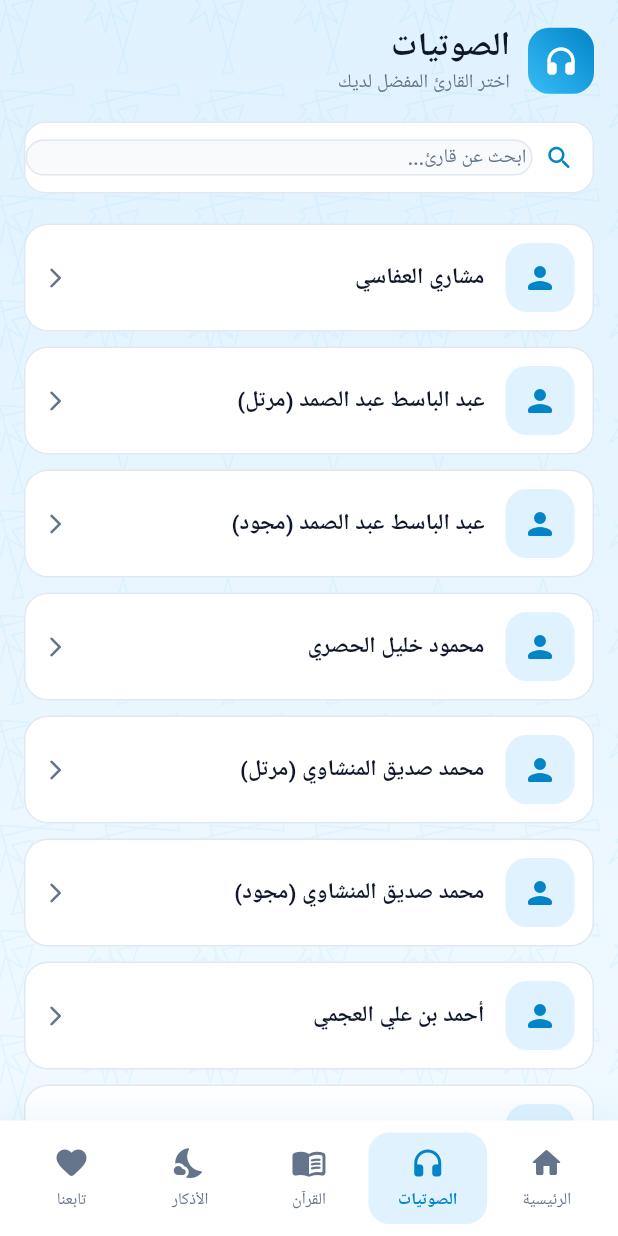
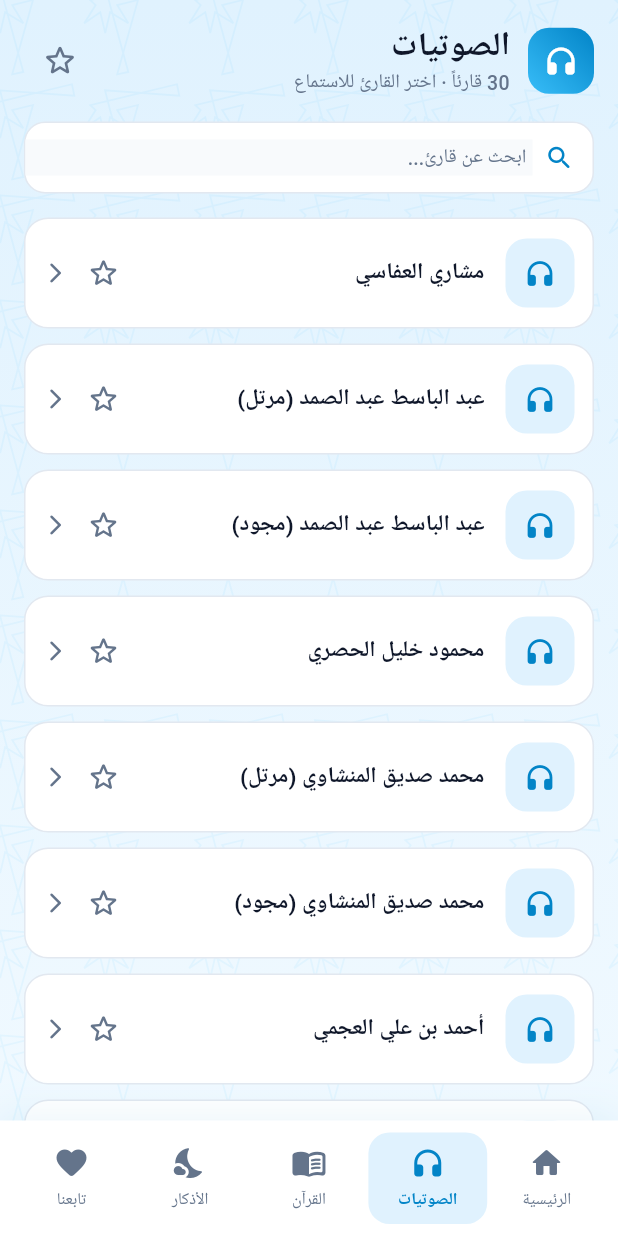
Before and after one commit to aswda5999-stack/atrlllm3, a Flutter app: the screen it shows after launch, swiped to page 2, on a phone screen of 412 x 824 dp. Run offline on Flutter 3.47's test engine with Material 3 defaults, Android fonts, the phone set to English and light mode, and no system bars; our stand-ins replace adhan, file_picker, flutter_compass, geolocator, just_audio, share_plus and 1 more; missing offline and left inert: qcf_quran_plus; Roboto replaces fonts that are missing (Cairo).

Commit message:
Add files via upload

```diff
--- a/lib/features/audio/ui/audio_screen.dart
+++ b/lib/features/audio/ui/audio_screen.dart
@@ -1,9 +1,11 @@
 import 'package:flutter/material.dart';
+import 'package:shared_preferences/shared_preferences.dart';
 import '../../../core/theme/app_colors.dart';
 import '../../../core/theme/app_text_styles.dart';
 import '../../../core/widgets/islamic_pattern_background.dart';
+import 'reciter_surahs_screen.dart';
 
-/// صفحة الصوتيات — قائمة القراء
+/// صفحة الصوتيات المطوّرة — قائمة القراء مع المفضلة والانتقال المباشر للسور
 class AudioScreen extends StatefulWidget {
   const AudioScreen({super.key});
 
@@ -13,48 +15,77 @@ class AudioScreen extends StatefulWidget {
 
 class _AudioScreenState extends State<AudioScreen> {
   String _searchQuery = '';
+  bool _onlyFavorites = false;
   final TextEditingController _searchController = TextEditingController();
+  final Set<String> _favoriteIds = {};
 
-  // ── قائمة القراء (30 قارئاً) ──────────────────────
-  // يمكنك إضافة المزيد بسهولة، فقط أضف (الاسم ومعرف everyayah)
   static const List<Map<String, String>> _reciters = [
-    {'name': 'مشاري العفاسي', 'id': 'Alafasy_128kbps'},
-    {'name': 'عبد الباسط عبد الصمد (مرتل)', 'id': 'Abdul_Basit_Murattal_64kbps'},
-    {'name': 'عبد الباسط عبد الصمد (مجود)', 'id': 'Abdul_Basit_Mujawwad_128kbps'},
-    {'name': 'محمود خليل الحصري', 'id': 'Husary_128kbps'},
-    {'name': 'محمد صديق المنشاوي (مرتل)', 'id': 'Minshawy_Murattal_128kbps'},
-    {'name': 'محمد صديق المنشاوي (مجود)', 'id': 'Minshawy_Mujawwad_64kbps'},
-    {'name': 'أحمد بن علي العجمي', 'id': 'ahmed_ibn_ali_al_ajamy_128kbps'},
-    {'name': 'سعد الغامدي', 'id': 'Saad_Al-Ghamdi_128kbps'},
-    {'name': 'ياسر الدوسري', 'id': 'Yasser_Ad-Dussary_128kbps'},
-    {'name': 'عبد الرحمن السديس', 'id': 'Abdurrahmaan_As-Sudais_192kbps'},
-    {'name': 'ماهر المعيقلي', 'id': 'MaherAlMuaiqly128kbps'},
-    {'name': 'سعود الشريم', 'id': 'Saud_Al-Shuraim_128kbps'},
-    {'name': 'علي الحذيفي', 'id': 'Ali_Al-Hudhaify_128kbps'},
-    {'name': 'محمد أيوب', 'id': 'Muhammad_Ayyoub_128kbps'},
-    {'name': 'خالد الجليل', 'id': 'Khalid_Al-Jalil_128kbps'},
-    {'name': 'ناصر القطامي', 'id': 'Nasser_Alqatami_128kbps'},
-    {'name': 'فارس عباد', 'id': 'Fares_Abbad_64kbps'},
-    {'name': 'أحمد الحواشي', 'id': 'ahmed_al_hawashi_128kbps'},
-    {'name': 'عبد الله بصفر', 'id': 'Abdullah_Basfar_192kbps'},
-    {'name': 'محمد الطبلاوي', 'id': 'Mohammad_al_Tablaway_128kbps'},
-    {'name': 'عبد الولي محمد', 'id': 'AbdulWali_AlArkani_128kbps'},
-    {'name': 'إبراهيم الأخضر', 'id': 'Ibrahim_Akhdar_128kbps'},
-    {'name': 'محمود علي البنا', 'id': 'Mahmoud_AlBanna_128kbps'},
-    {'name': 'صلاح بوخاطر', 'id': 'Salah_Bukhatir_128kbps'},
-    {'name': 'أحمد صابر', 'id': 'Ahmed_Saber_128kbps'},
-    {'name': 'عبد المحسن القاسم', 'id': 'Abdul_Mohsen_Al_Qasim_128kbps'},
-    {'name': 'عبد الله عواد الجهني', 'id': 'Abdullah_Awad_Al_Juhani_128kbps'},
-    {'name': 'ياسر الفيلكاوي', 'id': 'Yaser_Filakawi_128kbps'},
-    {'name': 'محمد المحيسني', 'id': 'Mohammed_Al_Mohisny_128kbps'},
-    {'name': 'عبد الله المطرود', 'id': 'Abdullah_Matroud_128kbps'},
+    {'name': 'مشاري العفاسي', 'id': 'afs'},
+    {'name': 'عبد الباسط عبد الصمد (مرتل)', 'id': 'basit'},
+    {'name': 'عبد الباسط عبد الصمد (مجود)', 'id': 'basit_mjwd'},
+    {'name': 'محمود خليل الحصري', 'id': 'sds'},
+    {'name': 'محمد صديق المنشاوي (مرتل)', 'id': 'minsh'},
+    {'name': 'محمد صديق المنشاوي (مجود)', 'id': 'minsh_mjwd'},
+    {'name': 'أحمد بن علي العجمي', 'id': 'ajm'},
+    {'name': 'سعد الغامدي', 'id': 's_gmd'},
+    {'name': 'ياسر الدوسري', 'id': 'yasser'},
+    {'name': 'عبد الرحمن السديس', 'id': 'sds'},
+    {'name': 'ماهر المعيقلي', 'id': 'maher'},
+    {'name': 'سعود الشريم', 'id': 'shur'},
+    {'name': 'علي الحذيفي', 'id': 'huthifi'},
+    {'name': 'محمد أيوب', 'id': 'ayyub'},
+    {'name': 'خالد الجليل', 'id': 'jleel'},
+    {'name': 'ناصر القطامي', 'id': 'qtm'},
+    {'name': 'فارس عباد', 'id': 'frs_a'},
+    {'name': 'أحمد الحواشي', 'id': 'hawashi'},
+    {'name': 'عبد الله بصفر', 'id': 'bsfr'},
+    {'name': 'محمد الطبلاوي', 'id': 'tblawi'},
+    {'name': 'عبد الولي الأركاني', 'id': 'arkani'},
+    {'name': 'إبراهيم الأخضر', 'id': 'akdar'},
+    {'name': 'محمود علي البنا', 'id': 'banna'},
+    {'name': 'صلاح بوخاطر', 'id': 'bu_khatir'},
+    {'name': 'أحمد صابر', 'id': 'saber'},
+    {'name': 'عبد المحسن القاسم', 'id': 'qasm'},
+    {'name': 'عبد الله عواد الجهني', 'id': 'jhn'},
+    {'name': 'ياسر الفيلكاوي', 'id': 'filkawi'},
+    {'name': 'محمد المحيسني', 'id': 'mhsny'},
+    {'name': 'عبد الله المطرود', 'id': 'mtrod'},
   ];
 
+  @override
+  void initState() {
+    super.initState();
+    _loadFavorites();
+  }
+
+  Future<void> _loadFavorites() async {
+    final prefs = await SharedPreferences.getInstance();
+    final saved = prefs.getStringList('favorite_reciters') ?? [];
+    if (mounted) {
+      setState(() => _favoriteIds.addAll(saved));
+    }
+  }
+
+  Future<void> _toggleFavorite(String id) async {
+    final prefs = await SharedPreferences.getInstance();
+    setState(() {
+      if (_favoriteIds.contains(id)) {
+        _favoriteIds.remove(id);
+      } else {
+        _favoriteIds.add(id);
+      }
+    });
+    await prefs.setStringList('favorite_reciters', _favoriteIds.toList());
+  }
+
   List<Map<String, String>> get _filteredReciters {
-    if (_searchQuery.isEmpty) return _reciters;
-    return _reciters
-        .where((r) => r['name']!.contains(_searchQuery))
-        .toList();
+    return _reciters.where((r) {
+      final matchesQuery =
+          _searchQuery.isEmpty || r['name']!.contains(_searchQuery);
+      final matchesFav =
+          !_onlyFavorites || _favoriteIds.contains(r['id']!);
+      return matchesQuery && matchesFav;
+    }).toList();
   }
 
   @override
@@ -65,11 +96,14 @@ class _AudioScreenState extends State<AudioScreen> {
 
   @override
   Widget build(BuildContext context) {
-    return IslamicPatternBackground(
+    final list = _filteredReciters;
+
+    return Scaffold(
+      body: IslamicPatternBackground(
         child: SafeArea(
           child: Column(
             children: [
-            // ── العنوان ─────────────────────────────
+              // ── العنوان العلوي + زر تصفية المفضلة ───
               Padding(
                 padding: const EdgeInsets.fromLTRB(16, 16, 16, 8),
                 child: Row(
@@ -84,14 +118,30 @@ class _AudioScreenState extends State<AudioScreen> {
                           color: Colors.white, size: 24),
                     ),
                     const SizedBox(width: 12),
-                  Column(
+                    Expanded(
+                      child: Column(
                         crossAxisAlignment: CrossAxisAlignment.start,
                         children: [
                           Text('الصوتيات',
                               style: AppTextStyles.headline.copyWith(fontSize: 22)),
-                      Text('اختر القارئ المفضل لديك',
+                          Text('${_reciters.length} قارئاً · اختر القارئ للاستماع',
                               style: AppTextStyles.caption),
                         ],
+                      ),
+                    ),
+                    IconButton(
+                      tooltip: 'القراء المفضلون',
+                      onPressed: () =>
+                          setState(() => _onlyFavorites = !_onlyFavorites),
+                      icon: Icon(
+                        _onlyFavorites
+                            ? Icons.star_rounded
+                            : Icons.star_border_rounded,
+                        color: _onlyFavorites
+                            ? AppColors.warning
+                            : AppColors.textSecondary,
+                        size: 26,
+                      ),
                     ),
                   ],
                 ),
@@ -99,7 +149,8 @@ class _AudioScreenState extends State<AudioScreen> {
 
               // ── شريط البحث ──────────────────────────
               Padding(
-              padding: const EdgeInsets.symmetric(horizontal: 16, vertical: 8),
+                padding:
+                    const EdgeInsets.symmetric(horizontal: 16, vertical: 8),
                 child: Container(
                   height: 48,
                   decoration: BoxDecoration(
@@ -123,28 +174,66 @@ class _AudioScreenState extends State<AudioScreen> {
                             hintText: 'ابحث عن قارئ...',
                             hintStyle: AppTextStyles.caption,
                             border: InputBorder.none,
+                            enabledBorder: InputBorder.none,
+                            focusedBorder: InputBorder.none,
                             isDense: true,
                             contentPadding: EdgeInsets.zero,
                           ),
                         ),
                       ),
+                      if (_searchQuery.isNotEmpty)
+                        IconButton(
+                          icon: const Icon(Icons.clear_rounded,
+                              size: 18, color: AppColors.textSecondary),
+                          onPressed: () {
+                            _searchController.clear();
+                            setState(() => _searchQuery = '');
+                          },
+                        ),
                     ],
                   ),
                 ),
               ),
-            const SizedBox(height: 4),
 
-            // ── قائمة القراء ─────────────────────────
+              // ── قائمة القراء العمودية ─────────────────
               Expanded(
-              child: ListView.separated(
+                child: list.isEmpty
+                    ? Center(
+                        child: Text(
+                          _onlyFavorites
+                              ? 'لا يوجد قراء مفضلون بعد.'
+                              : 'لا توجد نتائج مطابقة.',
+                          style: AppTextStyles.body,
+                        ),
+                      )
+                    : ListView.separated(
                         physics: const BouncingScrollPhysics(),
                         padding: const EdgeInsets.fromLTRB(16, 8, 16, 24),
-                itemCount: _filteredReciters.length,
-                separatorBuilder: (_, __) => const SizedBox(height: 10),
+                        itemCount: list.length,
+                        separatorBuilder: (_, __) =>
+                            const SizedBox(height: 10),
                         itemBuilder: (context, index) {
+                          final reciter = list[index];
+                          final rId = reciter['id']!;
+                          final rName = reciter['name']!;
+                          final isFav = _favoriteIds.contains(rId);
+
                           return _ReciterCard(
-                    name: _filteredReciters[index]['name']!,
+                            name: rName,
                             index: index + 1,
+                            isFavorite: isFav,
+                            onToggleFavorite: () => _toggleFavorite(rId),
+                            onTap: () {
+                              Navigator.push(
+                                context,
+                                MaterialPageRoute(
+                                  builder: (context) => ReciterSurahsScreen(
+                                    reciterName: rName,
+                                    reciterId: rId,
+                                  ),
+                                ),
+                              );
+                            },
                           );
                         },
                       ),
@@ -152,19 +241,25 @@ class _AudioScreenState extends State<AudioScreen> {
             ],
           ),
         ),
+      ),
     );
   }
 }
 
-// ══════════════════════════════════════════════════════
-//  بطاقة القارئ
-// ══════════════════════════════════════════════════════
-
 class _ReciterCard extends StatefulWidget {
   final String name;
   final int index;
+  final bool isFavorite;
+  final VoidCallback onToggleFavorite;
+  final VoidCallback onTap;
 
-  const _ReciterCard({required this.name, required this.index});
+  const _ReciterCard({
+    required this.name,
+    required this.index,
+    required this.isFavorite,
+    required this.onToggleFavorite,
+    required this.onTap,
+  });
 
   @override
   State<_ReciterCard> createState() => _ReciterCardState();
@@ -179,9 +274,7 @@ class _ReciterCardState extends State<_ReciterCard> {
       onTapDown: (_) => setState(() => _pressed = true),
       onTapUp: (_) => setState(() => _pressed = false),
       onTapCancel: () => setState(() => _pressed = false),
-      onTap: () {
-        // TODO: الانتقال إلى قائمة السور بصوت هذا القارئ
-      },
+      onTap: widget.onTap,
       child: AnimatedContainer(
         duration: const Duration(milliseconds: 150),
         padding: const EdgeInsets.all(12),
@@ -194,7 +287,6 @@ class _ReciterCardState extends State<_ReciterCard> {
         ),
         child: Row(
           children: [
-            // رقم القارئ أو الأيقونة
             Container(
               width: 46,
               height: 46,
@@ -202,8 +294,8 @@ class _ReciterCardState extends State<_ReciterCard> {
                 color: AppColors.skyLight,
                 borderRadius: BorderRadius.circular(14),
               ),
-              child: const Icon(Icons.person_rounded,
-                  color: AppColors.skyDark, size: 24),
+              child: const Icon(Icons.headphones_rounded,
+                  color: AppColors.skyDark, size: 22),
             ),
             const SizedBox(width: 14),
             Expanded(
@@ -211,6 +303,19 @@ class _ReciterCardState extends State<_ReciterCard> {
                 widget.name,
                 style: AppTextStyles.title.copyWith(fontSize: 15),
               ),
+            ),
+            IconButton(
+              onPressed: widget.onToggleFavorite,
+              icon: Icon(
+                widget.isFavorite
+                    ? Icons.star_rounded
+                    : Icons.star_border_rounded,
+                color: widget.isFavorite
+                    ? AppColors.warning
+                    : AppColors.textSecondary,
+              ),
+              constraints: const BoxConstraints(),
+              padding: const EdgeInsets.symmetric(horizontal: 6),
             ),
             const Icon(Icons.arrow_back_ios_new_rounded,
                 size: 16, color: AppColors.textSecondary),
```
Also changed, not shown: lib/features/audio/ui/reciter_surahs_screen.dart (added, +507 -0 lines). Lines whose indentation alone changed are shown as unchanged.
